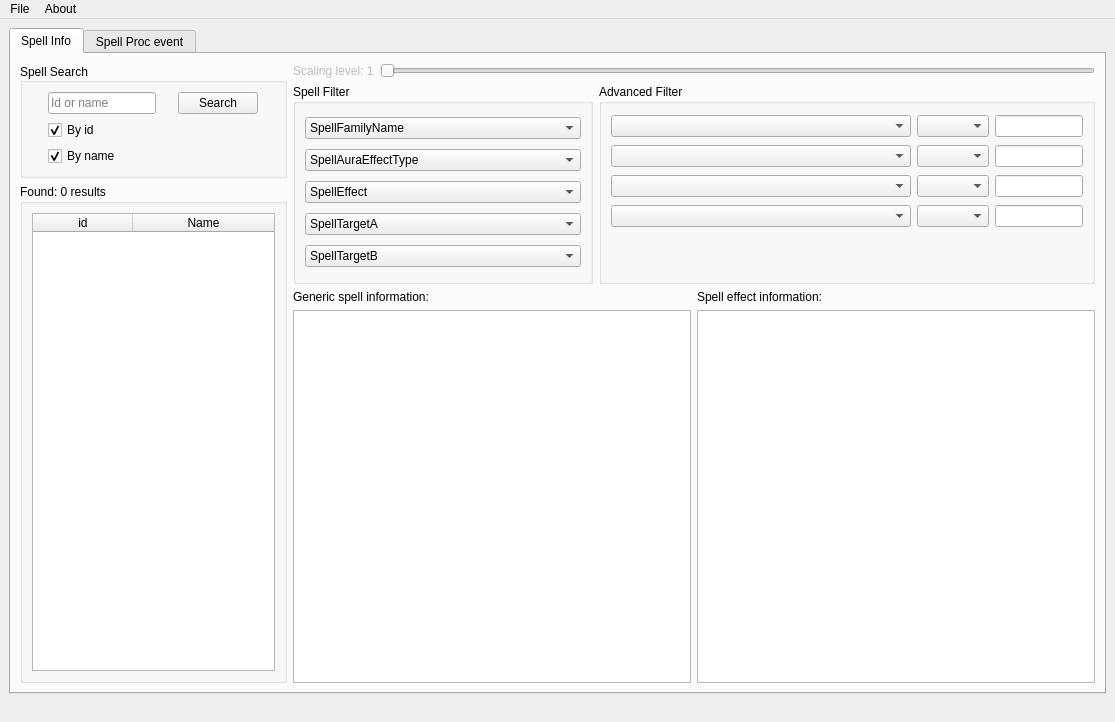
First picture: the form in src/Forms/mainwindow.ui, repository sanctum32/QWoWSpellWork, before the edit.
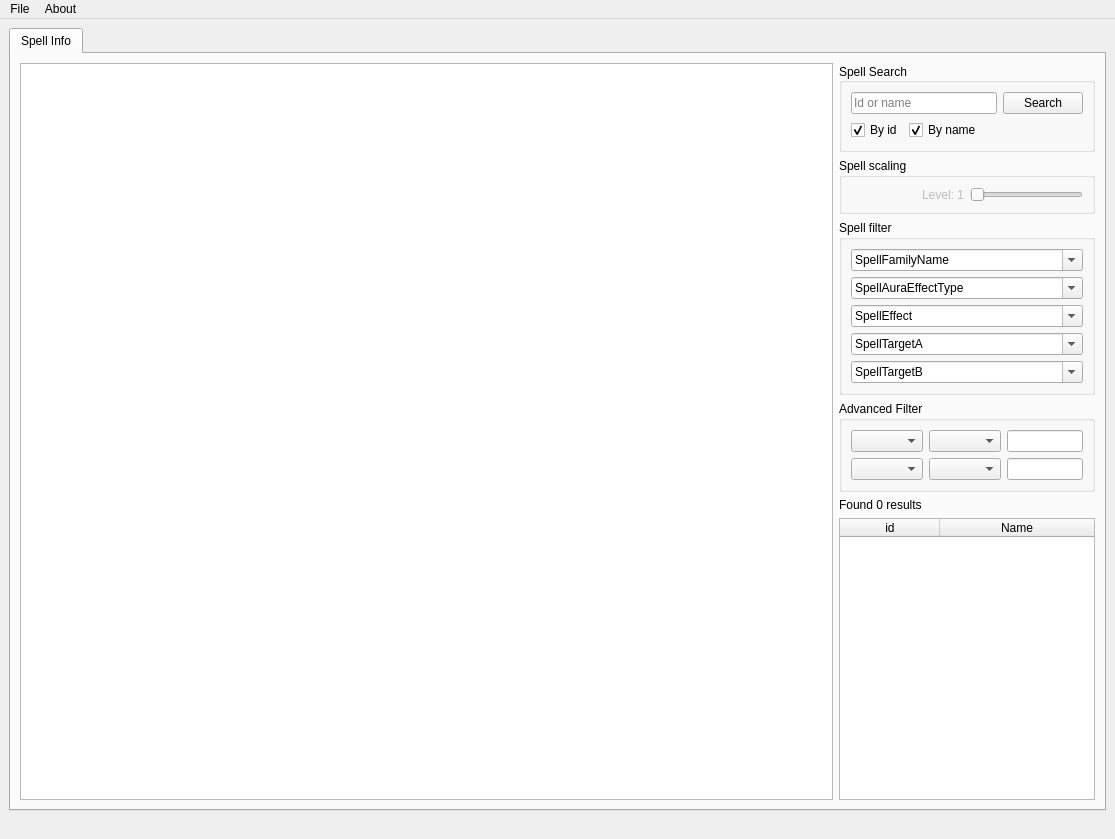
Second picture: the form after the edit.

Commit message: Restored UI to classic SpellWork

The edit to the form file:
```diff
--- a/src/Forms/mainwindow.ui
+++ b/src/Forms/mainwindow.ui
@@ -7,7 +7,7 @@
     <x>0</x>
     <y>0</y>
     <width>1115</width>
-    <height>722</height>
+    <height>839</height>
    </rect>
   </property>
   <property name="sizePolicy">
@@ -97,19 +97,52 @@
         <item>
          <layout class="QVBoxLayout" name="LeftSide">
           <item>
+           <layout class="QGridLayout" name="gridLayout_3">
+            <item row="1" column="0">
+             <widget class="QTextEdit" name="spellInfoText">
+              <property name="enabled">
+               <bool>true</bool>
+              </property>
+              <property name="sizePolicy">
+               <sizepolicy hsizetype="Expanding" vsizetype="Expanding">
+                <horstretch>0</horstretch>
+                <verstretch>0</verstretch>
+               </sizepolicy>
+              </property>
+              <property name="autoFillBackground">
+               <bool>false</bool>
+              </property>
+              <property name="styleSheet">
+               <string notr="true"/>
+              </property>
+              <property name="readOnly">
+               <bool>true</bool>
+              </property>
+             </widget>
+            </item>
+           </layout>
+          </item>
+         </layout>
+        </item>
+        <item>
+         <layout class="QVBoxLayout" name="RightSide">
+          <property name="sizeConstraint">
+           <enum>QLayout::SizeConstraint::SetDefaultConstraint</enum>
+          </property>
+          <item>
            <widget class="QGroupBox" name="SearchGroup">
             <property name="enabled">
              <bool>true</bool>
             </property>
             <property name="sizePolicy">
-             <sizepolicy hsizetype="MinimumExpanding" vsizetype="Minimum">
+             <sizepolicy hsizetype="Preferred" vsizetype="Preferred">
               <horstretch>0</horstretch>
               <verstretch>0</verstretch>
              </sizepolicy>
             </property>
             <property name="maximumSize">
              <size>
-              <width>309</width>
+              <width>16777215</width>
               <height>16777215</height>
              </size>
             </property>
@@ -120,10 +153,20 @@
              <set>Qt::AlignmentFlag::AlignLeading|Qt::AlignmentFlag::AlignLeft|Qt::AlignmentFlag::AlignVCenter</set>
             </property>
             <layout class="QGridLayout" name="gridLayout_2">
-             <item row="0" column="1">
+             <item row="2" column="0">
+              <widget class="QCheckBox" name="searchByIdCheckBox">
+               <property name="text">
+                <string>By id</string>
+               </property>
+               <property name="checked">
+                <bool>true</bool>
+               </property>
+              </widget>
+             </item>
+             <item row="0" column="3">
               <widget class="QPushButton" name="searchBtn">
                <property name="sizePolicy">
-                <sizepolicy hsizetype="Maximum" vsizetype="Maximum">
+                <sizepolicy hsizetype="Minimum" vsizetype="Preferred">
                  <horstretch>0</horstretch>
                  <verstretch>0</verstretch>
                 </sizepolicy>
@@ -133,10 +176,10 @@
                </property>
               </widget>
              </item>
-             <item row="0" column="0">
+             <item row="0" column="0" colspan="3">
               <widget class="QLineEdit" name="spellIdNameInput">
                <property name="sizePolicy">
-                <sizepolicy hsizetype="Maximum" vsizetype="Maximum">
+                <sizepolicy hsizetype="Preferred" vsizetype="Preferred">
                  <horstretch>0</horstretch>
                  <verstretch>0</verstretch>
                 </sizepolicy>
@@ -155,17 +198,7 @@
                </property>
               </widget>
              </item>
-             <item row="1" column="0">
-              <widget class="QCheckBox" name="searchByIdCheckBox">
-               <property name="text">
-                <string>By id</string>
-               </property>
-               <property name="checked">
-                <bool>true</bool>
-               </property>
-              </widget>
-             </item>
-             <item row="2" column="0">
+             <item row="2" column="1">
               <widget class="QCheckBox" name="seearchByNameCheckBox">
                <property name="text">
                 <string>By name</string>
@@ -179,77 +212,21 @@
            </widget>
           </item>
           <item>
-           <widget class="QGroupBox" name="ResultsGroup">
-            <property name="maximumSize">
-             <size>
-              <width>309</width>
-              <height>16777215</height>
-             </size>
-            </property>
+           <widget class="QGroupBox" name="groupBox_2">
             <property name="title">
-             <string>Found: 0 results</string>
+             <string>Spell scaling</string>
             </property>
-            <layout class="QVBoxLayout" name="verticalLayout_2">
-             <item>
-              <widget class="QTableWidget" name="resultList">
-               <property name="enabled">
-                <bool>true</bool>
-               </property>
-               <property name="editTriggers">
-                <set>QAbstractItemView::EditTrigger::NoEditTriggers</set>
-               </property>
-               <property name="selectionMode">
-                <enum>QAbstractItemView::SelectionMode::SingleSelection</enum>
-               </property>
-               <property name="selectionBehavior">
-                <enum>QAbstractItemView::SelectionBehavior::SelectRows</enum>
-               </property>
-               <property name="showGrid">
-                <bool>false</bool>
-               </property>
-               <property name="gridStyle">
-                <enum>Qt::PenStyle::DashLine</enum>
-               </property>
-               <attribute name="horizontalHeaderCascadingSectionResizes">
-                <bool>false</bool>
-               </attribute>
-               <attribute name="horizontalHeaderStretchLastSection">
-                <bool>true</bool>
-               </attribute>
-               <attribute name="verticalHeaderVisible">
-                <bool>false</bool>
-               </attribute>
-               <column>
-                <property name="text">
-                 <string>id</string>
-                </property>
-               </column>
-               <column>
-                <property name="text">
-                 <string>Name</string>
-                </property>
-               </column>
-              </widget>
-             </item>
-            </layout>
-           </widget>
-          </item>
-         </layout>
-        </item>
-        <item>
-         <layout class="QVBoxLayout" name="RightSide">
-          <item>
-           <layout class="QHBoxLayout" name="horizontalLayout_6">
-            <property name="sizeConstraint">
-             <enum>QLayout::SizeConstraint::SetMinimumSize</enum>
-            </property>
+            <layout class="QHBoxLayout" name="horizontalLayout">
             <item>
              <widget class="QLabel" name="levelScalingText">
               <property name="enabled">
                <bool>false</bool>
               </property>
               <property name="text">
-               <string>Scaling level: 1</string>
+                <string>Level: 1</string>
+               </property>
+               <property name="alignment">
+                <set>Qt::AlignmentFlag::AlignRight|Qt::AlignmentFlag::AlignTrailing|Qt::AlignmentFlag::AlignVCenter</set>
               </property>
              </widget>
             </item>
@@ -258,6 +235,12 @@
               <property name="enabled">
                <bool>false</bool>
               </property>
+               <property name="sizePolicy">
+                <sizepolicy hsizetype="Preferred" vsizetype="Fixed">
+                 <horstretch>0</horstretch>
+                 <verstretch>0</verstretch>
+                </sizepolicy>
+               </property>
               <property name="minimum">
                <number>1</number>
               </property>
@@ -270,276 +253,193 @@
              </widget>
             </item>
            </layout>
+           </widget>
           </item>
           <item>
-           <layout class="QHBoxLayout" name="horizontalLayout_3">
-            <item>
-             <widget class="QGroupBox" name="groupBox_58">
-              <property name="minimumSize">
-               <size>
-                <width>300</width>
-                <height>200</height>
-               </size>
-              </property>
-              <property name="maximumSize">
-               <size>
-                <width>16777215</width>
-                <height>200</height>
-               </size>
-              </property>
+           <widget class="QGroupBox" name="spellFilterGroup">
               <property name="title">
-               <string>Spell Filter</string>
-              </property>
-              <layout class="QVBoxLayout" name="verticalLayout">
+             <string>Spell filter</string>
+            </property>
+            <layout class="QVBoxLayout" name="verticalLayout_3">
                <item>
                 <widget class="QComboBox" name="SpellFamilyFilter">
-                 <property name="styleSheet">
-                  <string notr="true"/>
-                 </property>
                  <property name="editable">
-                  <bool>false</bool>
+                <bool>true</bool>
                  </property>
                  <property name="currentText">
                   <string>SpellFamilyName</string>
                  </property>
-                 <item>
-                  <property name="text">
-                   <string>SpellFamilyName</string>
-                  </property>
-                 </item>
                 </widget>
                </item>
                <item>
                 <widget class="QComboBox" name="SpellAuraTypeFilter">
-                 <item>
-                  <property name="text">
+               <property name="editable">
+                <bool>true</bool>
+               </property>
+               <property name="currentText">
                    <string>SpellAuraEffectType</string>
                   </property>
-                 </item>
                 </widget>
                </item>
                <item>
                 <widget class="QComboBox" name="SpellEffectFilter">
                  <property name="editable">
-                  <bool>false</bool>
-                 </property>
-                 <item>
-                  <property name="text">
+                <bool>true</bool>
+               </property>
+               <property name="currentText">
                    <string>SpellEffect</string>
                   </property>
-                 </item>
                 </widget>
                </item>
                <item>
                 <widget class="QComboBox" name="SpellTargetFilterA">
-                 <item>
-                  <property name="text">
+               <property name="editable">
+                <bool>true</bool>
+               </property>
+               <property name="currentText">
                    <string>SpellTargetA</string>
                   </property>
-                 </item>
                 </widget>
                </item>
                <item>
                 <widget class="QComboBox" name="SpellTargetFilterB">
-                 <item>
-                  <property name="text">
+               <property name="editable">
+                <bool>true</bool>
+               </property>
+               <property name="currentText">
                    <string>SpellTargetB</string>
                   </property>
-                 </item>
                 </widget>
                </item>
               </layout>
              </widget>
             </item>
             <item>
-             <widget class="QGroupBox" name="groupBox_59">
-              <property name="enabled">
-               <bool>true</bool>
-              </property>
-              <property name="sizePolicy">
-               <sizepolicy hsizetype="Preferred" vsizetype="Preferred">
-                <horstretch>0</horstretch>
-                <verstretch>0</verstretch>
-               </sizepolicy>
-              </property>
-              <property name="maximumSize">
-               <size>
-                <width>16777215</width>
-                <height>200</height>
-               </size>
-              </property>
+           <widget class="QGroupBox" name="groupBox">
               <property name="title">
                <string>Advanced Filter</string>
               </property>
-              <layout class="QGridLayout" name="gridLayout">
-               <item row="1" column="1">
-                <widget class="QComboBox" name="comboBox_193"/>
-               </item>
-               <item row="3" column="2">
-                <widget class="QLineEdit" name="lineEdit_103">
-                 <property name="maximumSize">
-                  <size>
-                   <width>100</width>
-                   <height>16777215</height>
-                  </size>
+            <layout class="QGridLayout" name="gridLayout_5">
+             <item row="0" column="0">
+              <widget class="QComboBox" name="comboBox">
+               <property name="sizePolicy">
+                <sizepolicy hsizetype="Preferred" vsizetype="Preferred">
+                 <horstretch>0</horstretch>
+                 <verstretch>0</verstretch>
+                </sizepolicy>
+               </property>
+              </widget>
+             </item>
+             <item row="0" column="1">
+              <widget class="QComboBox" name="comboBox_2">
+               <property name="sizePolicy">
+                <sizepolicy hsizetype="Preferred" vsizetype="Preferred">
+                 <horstretch>0</horstretch>
+                 <verstretch>0</verstretch>
+                </sizepolicy>
                  </property>
                 </widget>
                </item>
                <item row="0" column="2">
-                <widget class="QLineEdit" name="lineEdit_104">
-                 <property name="maximumSize">
-                  <size>
-                   <width>100</width>
-                   <height>16777215</height>
-                  </size>
+              <widget class="QLineEdit" name="lineEdit">
+               <property name="sizePolicy">
+                <sizepolicy hsizetype="Preferred" vsizetype="Fixed">
+                 <horstretch>0</horstretch>
+                 <verstretch>0</verstretch>
+                </sizepolicy>
                  </property>
                 </widget>
                </item>
-               <item row="2" column="1">
-                <widget class="QComboBox" name="comboBox_188"/>
+             <item row="1" column="0">
+              <widget class="QComboBox" name="comboBox_3">
+               <property name="sizePolicy">
+                <sizepolicy hsizetype="Preferred" vsizetype="Preferred">
+                 <horstretch>0</horstretch>
+                 <verstretch>0</verstretch>
+                </sizepolicy>
+               </property>
+              </widget>
+             </item>
+             <item row="1" column="1">
+              <widget class="QComboBox" name="comboBox_4">
+               <property name="sizePolicy">
+                <sizepolicy hsizetype="Preferred" vsizetype="Preferred">
+                 <horstretch>0</horstretch>
+                 <verstretch>0</verstretch>
+                </sizepolicy>
+               </property>
+              </widget>
                </item>
                <item row="1" column="2">
-                <widget class="QLineEdit" name="lineEdit_102">
-                 <property name="maximumSize">
-                  <size>
-                   <width>100</width>
-                   <height>16777215</height>
-                  </size>
+              <widget class="QLineEdit" name="lineEdit_2">
+               <property name="sizePolicy">
+                <sizepolicy hsizetype="Preferred" vsizetype="Preferred">
+                 <horstretch>0</horstretch>
+                 <verstretch>0</verstretch>
+                </sizepolicy>
                  </property>
                 </widget>
                </item>
-               <item row="1" column="0">
-                <widget class="QComboBox" name="comboBox_194">
-                 <property name="minimumSize">
-                  <size>
-                   <width>300</width>
-                   <height>0</height>
-                  </size>
-                 </property>
-                </widget>
-               </item>
-               <item row="3" column="1">
-                <widget class="QComboBox" name="comboBox_195"/>
-               </item>
-               <item row="0" column="1">
-                <widget class="QComboBox" name="comboBox_191"/>
-               </item>
-               <item row="2" column="0">
-                <widget class="QComboBox" name="comboBox_189">
-                 <property name="minimumSize">
-                  <size>
-                   <width>300</width>
-                   <height>0</height>
-                  </size>
-                 </property>
-                </widget>
-               </item>
-               <item row="2" column="2">
-                <widget class="QLineEdit" name="lineEdit_105">
-                 <property name="maximumSize">
-                  <size>
-                   <width>100</width>
-                   <height>16777215</height>
-                  </size>
-                 </property>
-                </widget>
-               </item>
-               <item row="0" column="0">
-                <widget class="QComboBox" name="comboBox_190">
-                 <property name="minimumSize">
-                  <size>
-                   <width>300</width>
-                   <height>0</height>
-                  </size>
-                 </property>
-                </widget>
-               </item>
-               <item row="3" column="0">
-                <widget class="QComboBox" name="comboBox_192">
-                 <property name="minimumSize">
-                  <size>
-                   <width>300</width>
-                   <height>0</height>
-                  </size>
-                 </property>
-                </widget>
-               </item>
-               <item row="4" column="0">
-                <spacer name="verticalSpacer">
-                 <property name="orientation">
-                  <enum>Qt::Orientation::Vertical</enum>
-                 </property>
-                 <property name="sizeType">
-                  <enum>QSizePolicy::Policy::Fixed</enum>
-                 </property>
-                 <property name="sizeHint" stdset="0">
-                  <size>
-                   <width>20</width>
-                   <height>40</height>
-                  </size>
-                 </property>
-                </spacer>
-               </item>
               </layout>
              </widget>
             </item>
-           </layout>
-          </item>
           <item>
-           <layout class="QGridLayout" name="gridLayout_3">
-            <item row="1" column="1">
-             <widget class="QTextEdit" name="spellEffectInfo">
-              <property name="readOnly">
-               <bool>true</bool>
+           <widget class="QLabel" name="resultCountLabel">
+            <property name="text">
+             <string>Found 0 results</string>
               </property>
              </widget>
             </item>
-            <item row="1" column="0">
-             <widget class="QTextEdit" name="spellInfoText">
+          <item>
+           <widget class="QTableWidget" name="resultList">
               <property name="enabled">
                <bool>true</bool>
               </property>
               <property name="sizePolicy">
-               <sizepolicy hsizetype="Expanding" vsizetype="Expanding">
+             <sizepolicy hsizetype="Maximum" vsizetype="Expanding">
                 <horstretch>0</horstretch>
                 <verstretch>0</verstretch>
                </sizepolicy>
               </property>
-              <property name="autoFillBackground">
-               <bool>false</bool>
-              </property>
-              <property name="styleSheet">
-               <string notr="true"/>
-              </property>
-              <property name="readOnly">
+            <property name="editTriggers">
+             <set>QAbstractItemView::EditTrigger::NoEditTriggers</set>
+            </property>
+            <property name="selectionMode">
+             <enum>QAbstractItemView::SelectionMode::SingleSelection</enum>
+            </property>
+            <property name="selectionBehavior">
+             <enum>QAbstractItemView::SelectionBehavior::SelectRows</enum>
+            </property>
+            <property name="showGrid">
                <bool>true</bool>
               </property>
-             </widget>
-            </item>
-            <item row="0" column="0">
-             <widget class="QLabel" name="label">
+            <property name="gridStyle">
+             <enum>Qt::PenStyle::DashLine</enum>
+            </property>
+            <attribute name="horizontalHeaderCascadingSectionResizes">
+             <bool>false</bool>
+            </attribute>
+            <attribute name="horizontalHeaderStretchLastSection">
+             <bool>true</bool>
+            </attribute>
+            <attribute name="verticalHeaderVisible">
+             <bool>false</bool>
+            </attribute>
+            <column>
               <property name="text">
-               <string>Generic spell information:</string>
-              </property>
-             </widget>
-            </item>
-            <item row="0" column="1">
-             <widget class="QLabel" name="label_2">
+              <string>id</string>
+             </property>
+            </column>
+            <column>
               <property name="text">
-               <string>Spell effect information:</string>
-              </property>
+              <string>Name</string>
+             </property>
+            </column>
              </widget>
             </item>
            </layout>
           </item>
          </layout>
-        </item>
-       </layout>
-      </widget>
-      <widget class="QWidget" name="spellProcEditTab">
-       <attribute name="title">
-        <string>Spell Proc event</string>
-       </attribute>
       </widget>
      </widget>
     </item>
```
Left out of the diff: 2 changed lines with no effect on the pictures. Lines whose indentation alone changed are shown as unchanged. The commit also changes 1 other file.
